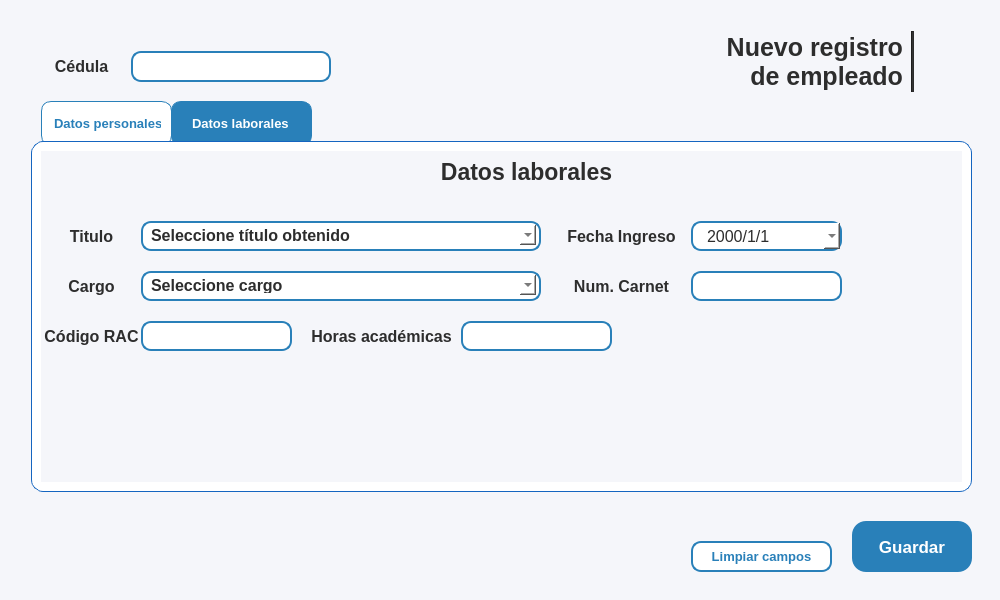
Before: the Qt Designer form resources/ui/registro_emple.ui in Proyecto-Uptjaa/Proyecto_SIRA, drawn with Qt 5.
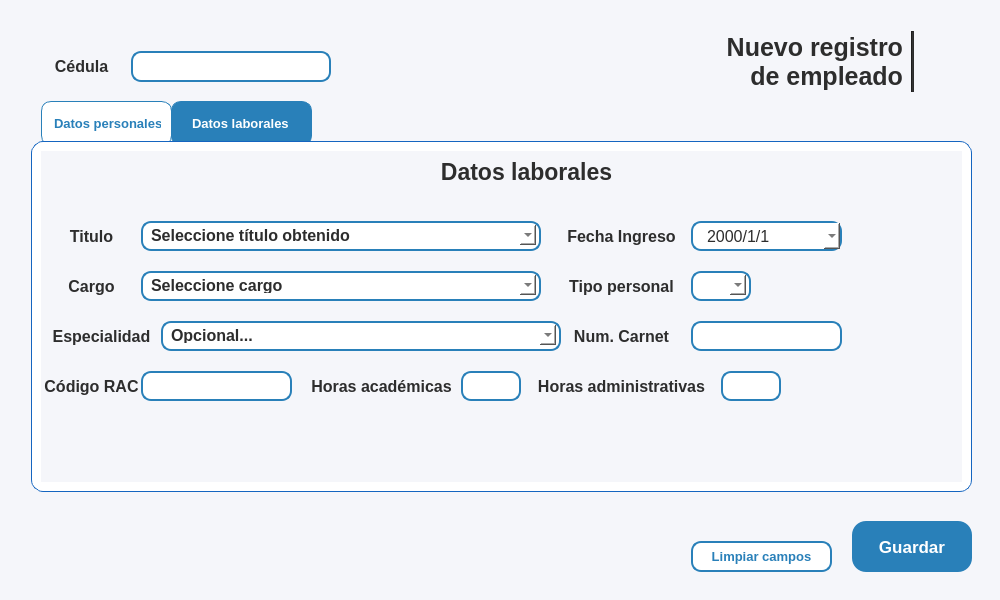
After: the same form once the commit is applied. Icons and pictures are not drawn.

Commit message:
feat: Horas adm/acad, tipo personal y especialidad
- Campos opcionales para horas administrativas y academicas
- Cbx de especialidad (opcional)
- cbx Tipo de personal (A, D y O)
- Se usa tipo_personal= "D" para filtrar docentes disponibles en
  secciones.

The edit to the form file:
```diff
--- a/resources/ui/registro_emple.ui
+++ b/resources/ui/registro_emple.ui
@@ -1226,7 +1226,7 @@
            <property name="geometry">
             <rect>
              <x>520</x>
-             <y>120</y>
+             <y>170</y>
              <width>121</width>
              <height>30</height>
             </rect>
@@ -1340,7 +1340,7 @@
            <property name="geometry">
             <rect>
              <x>650</x>
-             <y>120</y>
+             <y>170</y>
              <width>151</width>
              <height>30</height>
             </rect>
@@ -1489,7 +1489,7 @@
            <property name="geometry">
             <rect>
              <x>-10</x>
-             <y>170</y>
+             <y>220</y>
              <width>121</width>
              <height>30</height>
             </rect>
@@ -1527,7 +1527,7 @@
            <property name="geometry">
             <rect>
              <x>100</x>
-             <y>170</y>
+             <y>220</y>
              <width>151</width>
              <height>30</height>
             </rect>
@@ -1570,7 +1570,7 @@
            <property name="geometry">
             <rect>
              <x>270</x>
-             <y>170</y>
+             <y>220</y>
              <width>141</width>
              <height>30</height>
             </rect>
@@ -1608,14 +1608,14 @@
            <property name="geometry">
             <rect>
              <x>420</x>
-             <y>170</y>
-             <width>151</width>
+             <y>220</y>
+             <width>60</width>
              <height>30</height>
             </rect>
            </property>
            <property name="minimumSize">
             <size>
-             <width>100</width>
+             <width>50</width>
              <height>30</height>
             </size>
            </property>
@@ -1733,6 +1733,330 @@
             </item>
            </widget>
           </widget>
+          <widget class="QLineEdit" name="lneHoras_adm_reg_emple">
+           <property name="geometry">
+            <rect>
+             <x>680</x>
+             <y>220</y>
+             <width>60</width>
+             <height>30</height>
+            </rect>
+           </property>
+           <property name="minimumSize">
+            <size>
+             <width>60</width>
+             <height>30</height>
+            </size>
+           </property>
+           <property name="maximumSize">
+            <size>
+             <width>300</width>
+             <height>30</height>
+            </size>
+           </property>
+           <property name="font">
+            <font>
+             <family>Segoe UI</family>
+             <pointsize>13</pointsize>
+            </font>
+           </property>
+           <property name="styleSheet">
+            <string notr="true"/>
+           </property>
+           <property name="text">
+            <string/>
+           </property>
+           <property name="maxLength">
+            <number>5</number>
+           </property>
+           <property name="alignment">
+            <set>Qt::AlignmentFlag::AlignLeading|Qt::AlignmentFlag::AlignLeft|Qt::AlignmentFlag::AlignVCenter</set>
+           </property>
+           <property name="placeholderText">
+            <string/>
+           </property>
+          </widget>
+          <widget class="QLabel" name="lblHoras_reg_emple_2">
+           <property name="geometry">
+            <rect>
+             <x>490</x>
+             <y>220</y>
+             <width>181</width>
+             <height>30</height>
+            </rect>
+           </property>
+           <property name="minimumSize">
+            <size>
+             <width>0</width>
+             <height>30</height>
+            </size>
+           </property>
+           <property name="maximumSize">
+            <size>
+             <width>16777215</width>
+             <height>30</height>
+            </size>
+           </property>
+           <property name="font">
+            <font>
+             <family>Segoe UI</family>
+             <pointsize>12</pointsize>
+             <bold>true</bold>
+            </font>
+           </property>
+           <property name="styleSheet">
+            <string notr="true">background-color: transparent;</string>
+           </property>
+           <property name="text">
+            <string>Horas administrativas</string>
+           </property>
+           <property name="alignment">
+            <set>Qt::AlignmentFlag::AlignCenter</set>
+           </property>
+          </widget>
+          <widget class="QLabel" name="lblEspecialidad_reg_emple">
+           <property name="geometry">
+            <rect>
+             <x>10</x>
+             <y>170</y>
+             <width>101</width>
+             <height>30</height>
+            </rect>
+           </property>
+           <property name="minimumSize">
+            <size>
+             <width>0</width>
+             <height>30</height>
+            </size>
+           </property>
+           <property name="maximumSize">
+            <size>
+             <width>16777215</width>
+             <height>30</height>
+            </size>
+           </property>
+           <property name="font">
+            <font>
+             <family>Segoe UI</family>
+             <pointsize>12</pointsize>
+             <bold>true</bold>
+            </font>
+           </property>
+           <property name="styleSheet">
+            <string notr="true">background-color: transparent;</string>
+           </property>
+           <property name="text">
+            <string>Especialidad</string>
+           </property>
+           <property name="alignment">
+            <set>Qt::AlignmentFlag::AlignCenter</set>
+           </property>
+          </widget>
+          <widget class="QFrame" name="frmTitulo_emple_3">
+           <property name="geometry">
+            <rect>
+             <x>120</x>
+             <y>170</y>
+             <width>400</width>
+             <height>30</height>
+            </rect>
+           </property>
+           <property name="minimumSize">
+            <size>
+             <width>400</width>
+             <height>30</height>
+            </size>
+           </property>
+           <property name="maximumSize">
+            <size>
+             <width>400</width>
+             <height>30</height>
+            </size>
+           </property>
+           <property name="styleSheet">
+            <string notr="true">QFrame{
+	background-color: white;
+	border: 2px solid #2980b9;
+	border-radius: 10px;
+}
+QComboBox QAbstractItemView {
+    border: 1px solid #ccc;
+    border-radius: 5px;
+    background-color: white;
+    color: #333;
+}
+</string>
+           </property>
+           <property name="frameShape">
+            <enum>QFrame::Shape::StyledPanel</enum>
+           </property>
+           <property name="frameShadow">
+            <enum>QFrame::Shadow::Raised</enum>
+           </property>
+           <widget class="QComboBox" name="cbxEspecialidad_reg_emple">
+            <property name="geometry">
+             <rect>
+              <x>5</x>
+              <y>4</y>
+              <width>390</width>
+              <height>20</height>
+             </rect>
+            </property>
+            <property name="minimumSize">
+             <size>
+              <width>390</width>
+              <height>0</height>
+             </size>
+            </property>
+            <property name="maximumSize">
+             <size>
+              <width>390</width>
+              <height>30</height>
+             </size>
+            </property>
+            <property name="font">
+             <font>
+              <family>Segoe UI</family>
+              <pointsize>12</pointsize>
+              <bold>true</bold>
+             </font>
+            </property>
+            <property name="styleSheet">
+             <string notr="true">background-color: white;
+border: transparent;</string>
+            </property>
+            <property name="iconSize">
+             <size>
+              <width>10</width>
+              <height>10</height>
+             </size>
+            </property>
+            <item>
+             <property name="text">
+              <string>Opcional...</string>
+             </property>
+            </item>
+           </widget>
+          </widget>
+          <widget class="QLabel" name="lblHoras_reg_emple_3">
+           <property name="geometry">
+            <rect>
+             <x>520</x>
+             <y>120</y>
+             <width>121</width>
+             <height>30</height>
+            </rect>
+           </property>
+           <property name="minimumSize">
+            <size>
+             <width>0</width>
+             <height>30</height>
+            </size>
+           </property>
+           <property name="maximumSize">
+            <size>
+             <width>16777215</width>
+             <height>30</height>
+            </size>
+           </property>
+           <property name="font">
+            <font>
+             <family>Segoe UI</family>
+             <pointsize>12</pointsize>
+             <bold>true</bold>
+            </font>
+           </property>
+           <property name="styleSheet">
+            <string notr="true">background-color: transparent;</string>
+           </property>
+           <property name="text">
+            <string>Tipo personal</string>
+           </property>
+           <property name="alignment">
+            <set>Qt::AlignmentFlag::AlignCenter</set>
+           </property>
+          </widget>
+          <widget class="QFrame" name="frmTitulo_emple_4">
+           <property name="geometry">
+            <rect>
+             <x>650</x>
+             <y>120</y>
+             <width>60</width>
+             <height>30</height>
+            </rect>
+           </property>
+           <property name="minimumSize">
+            <size>
+             <width>60</width>
+             <height>30</height>
+            </size>
+           </property>
+           <property name="maximumSize">
+            <size>
+             <width>400</width>
+             <height>30</height>
+            </size>
+           </property>
+           <property name="styleSheet">
+            <string notr="true">QFrame{
+	background-color: white;
+	border: 2px solid #2980b9;
+	border-radius: 10px;
+}
+QComboBox QAbstractItemView {
+    border: 1px solid #ccc;
+    border-radius: 5px;
+    background-color: white;
+    color: #333;
+}
+</string>
+           </property>
+           <property name="frameShape">
+            <enum>QFrame::Shape::StyledPanel</enum>
+           </property>
+           <property name="frameShadow">
+            <enum>QFrame::Shadow::Raised</enum>
+           </property>
+           <widget class="QComboBox" name="cbxTipoPersonal_reg_emple">
+            <property name="geometry">
+             <rect>
+              <x>5</x>
+              <y>4</y>
+              <width>50</width>
+              <height>20</height>
+             </rect>
+            </property>
+            <property name="minimumSize">
+             <size>
+              <width>50</width>
+              <height>0</height>
+             </size>
+            </property>
+            <property name="maximumSize">
+             <size>
+              <width>390</width>
+              <height>30</height>
+             </size>
+            </property>
+            <property name="font">
+             <font>
+              <family>Segoe UI</family>
+              <pointsize>12</pointsize>
+              <bold>true</bold>
+             </font>
+            </property>
+            <property name="styleSheet">
+             <string notr="true">background-color: white;
+border: transparent;</string>
+            </property>
+            <property name="iconSize">
+             <size>
+              <width>10</width>
+              <height>10</height>
+             </size>
+            </property>
+           </widget>
+          </widget>
          </widget>
         </widget>
        </item>
```
Left out of the diff: 4 changed lines with no effect on the pictures. The commit also changes 7 other files.
